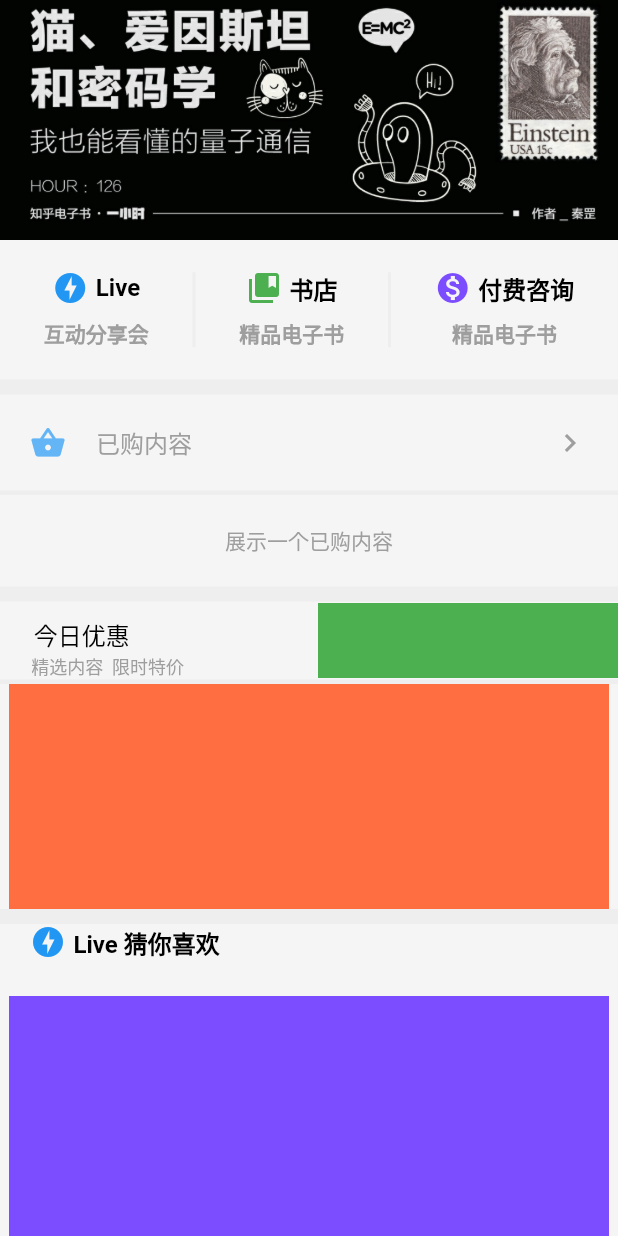
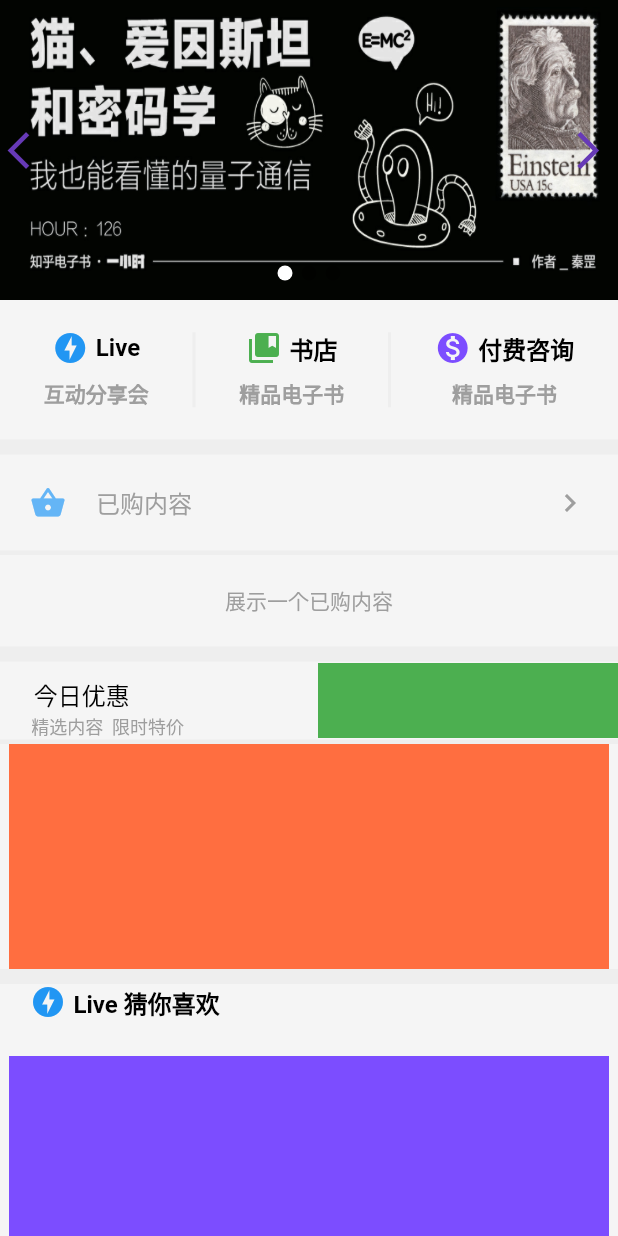
Before and after one commit to FreeLifeSJ/idea, a Flutter app: the UniversityPage screen opened directly, on a phone screen of 412 x 824 dp. Run offline on Flutter 3.47's test engine with Material 2 defaults, Android fonts, the phone set to English and light mode, and no system bars; our stand-ins replace dio, flutter_swiper.

Commit message:
实现3张图片滚动的 swip，完成大学页面内按钮路由跳转

```diff
--- a/lib/main.dart
+++ b/lib/main.dart
@@ -3,6 +3,8 @@
 import 'page/mypage_file/index.dart';
 import 'page/notification_file/index.dart';
 import 'page/idea_file/index.dart';
+import 'page/livepage.dart';
+import 'page/bookstorepage.dart';
 //TODO:建立Github分支  已ok
 //TODO:建立index.dart文件 避免过多import  已ok
 //TODO:进行网络功能类的定义和封装
@@ -25,6 +27,8 @@
       '/message':(context)=>MessagePage(),
       '/notification_settings':(context)=>NotificationSettingsPage(),
       '/idea_edit':(context)=>IdeaEditPage(),
+      '/live' :(context)=>LivePage(),
+      '/bookstore' :(context)=>BookStorePage(),
     },
     theme: _buildZhiHuTheme(),
   )
--- a/lib/page/university.dart
+++ b/lib/page/university.dart
@@ -1,6 +1,7 @@
 import 'package:flutter/material.dart';
+import '../widgets/swiper_bai.dart';
 
-class UniversityPage extends StatelessWidget{
+class UniversityPage extends StatelessWidget {
   @override
   Widget build(BuildContext context) {
     return new Scaffold(
@@ -8,8 +9,9 @@
     );
   }
 }
+
 // 页内容
-class PageContent extends StatefulWidget{
+class PageContent extends StatefulWidget {
   @override
   createState() => new PageContentState();
 }
@@ -23,11 +25,11 @@
 //  3. 已购内容
 //  4. 今日优惠
 //  5. Live 猜你喜欢
-class PageContentState extends State<PageContent>{
+class PageContentState extends State<PageContent> {
   @override
   Widget build(BuildContext context) {
     // 封装 查看更多
-    Row seeMore(){
+    Row seeMore() {
       return new Row(
         mainAxisSize: MainAxisSize.max,
         mainAxisAlignment: MainAxisAlignment.center,
@@ -44,11 +46,17 @@
         ],
       );
     }
+
     // 实现 2. part one
     // 创建一个颜色自选，包含一个Icon、icon'sText 和 Text 的 Widget 列
-    Column buildButtonColumn(IconData icon, String iconText , String label, Color color) {
+    GestureDetector buildButtonPress(
+        IconData icon, String iconText, String label, Color color, String routePath) {
       // Color color = Theme.of(context).primaryColor;
-      return new Column(
+      return new GestureDetector(
+        onTap: () {
+          Navigator.pushNamed(context, routePath);
+        },
+        child: new Column(
           mainAxisSize: MainAxisSize.max,
           mainAxisAlignment: MainAxisAlignment.spaceBetween,
           children: [
@@ -58,7 +66,9 @@
               children: [
                 new Icon(icon, color: color),
                 // margin: const EdgeInsets.only(top: 8.0),
-              SizedBox(width: 5,),
+                SizedBox(
+                  width: 5,
+                ),
                 new Text(
                   iconText,
                   style: new TextStyle(
@@ -81,8 +91,10 @@
               ),
             ),
           ],
+        ),
       );
     }
+
     // 实现 2 part two
     // 构建函数将图标直接添加到列（Column）中
     // 将文本放入容器以在文本上方添加填充，将其与图标分开。
@@ -95,13 +107,25 @@
         mainAxisAlignment: MainAxisAlignment.spaceEvenly,
         children: [
           // 三个按钮块，两个分割线
-          buildButtonColumn(Icons.offline_bolt, 'Live', '互动分享会', Colors.blue),
-          SizedBox( height: 50, width: 2,
-            child: Container(color: Colors.grey.shade200,),),
-          buildButtonColumn(Icons.collections_bookmark, '书店', '精品电子书', Colors.green),
-          SizedBox( height: 50, width: 2,
-            child: Container(color: Colors.grey.shade200,),),
-          buildButtonColumn(Icons.monetization_on, '付费咨询', '精品电子书', Colors.deepPurpleAccent),
+          buildButtonPress(Icons.offline_bolt, 'Live', '互动分享会', Colors.blue, '/live'),
+          SizedBox(
+            height: 50,
+            width: 2,
+            child: Container(
+              color: Colors.grey.shade200,
+            ),
+          ),
+          buildButtonPress(
+              Icons.collections_bookmark, '书店', '精品电子书', Colors.green, '/bookstore'),
+          SizedBox(
+            height: 50,
+            width: 2,
+            child: Container(
+              color: Colors.grey.shade200,
+            ),
+          ),
+          buildButtonPress(
+              Icons.monetization_on, '付费咨询', '精品电子书', Colors.deepPurpleAccent, '/bookstore'),
         ],
       ),
     );
@@ -112,7 +136,9 @@
       child: new Column(
         mainAxisAlignment: MainAxisAlignment.spaceEvenly,
         children: [
-          SizedBox(height: 20,), // 白色填充
+          SizedBox(
+            height: 20,
+          ), // 白色填充
           new Row(
             mainAxisSize: MainAxisSize.max,
             mainAxisAlignment: MainAxisAlignment.spaceBetween,
@@ -122,9 +148,13 @@
                 mainAxisSize: MainAxisSize.max,
                 mainAxisAlignment: MainAxisAlignment.start,
                 children: [
-                  SizedBox(width: 20,), // Row 内白色填充
+                  SizedBox(
+                    width: 20,
+                  ), // Row 内白色填充
                   new Icon(Icons.shopping_basket, color: Colors.blue.shade300),
-                  SizedBox(width: 20,), // Row 内白色填充
+                  SizedBox(
+                    width: 20,
+                  ), // Row 内白色填充
                   new Text(
                     '已购内容',
                     style: new TextStyle(
@@ -142,23 +172,35 @@
                 children: [
                   //SizedBox(width: 20,), // Row 内白色填充
                   new Icon(Icons.keyboard_arrow_right, color: Colors.grey),
-                  SizedBox(width: 20,), // Row 内白色填充
+                  SizedBox(
+                    width: 20,
+                  ), // Row 内白色填充
                 ],
               ),
             ],
           ),
-          SizedBox(height: 20,), // 白色填充
+          SizedBox(
+            height: 20,
+          ), // 白色填充
           // 分隔
-          SizedBox(height: 3,
-            child: Container(color: Colors.grey.shade200,), ),
-          SizedBox(height: 20,), // 白色填充
+          SizedBox(
+            height: 3,
+            child: Container(
+              color: Colors.grey.shade200,
+            ),
+          ),
+          SizedBox(
+            height: 20,
+          ), // 白色填充
           new Text(
             '展示一个已购内容',
             style: new TextStyle(
               color: Colors.grey[500],
             ),
           ),
-          SizedBox(height: 20,), // 白色填充
+          SizedBox(
+            height: 20,
+          ), // 白色填充
         ],
       ),
     );
@@ -176,7 +218,9 @@
               // 左上角标题
               new Column(
                 children: [
-                  SizedBox(height: 10,), // 白色填充
+                  SizedBox(
+                    height: 10,
+                  ), // 白色填充
                   new Text(
                     '今日优惠     ', // 使用空格进行填充对齐，可能会出问题
                     style: new TextStyle(
@@ -196,7 +240,8 @@
                 ],
               ),
               // 右上角倒计时
-              SizedBox( // 代开发填充
+              SizedBox(
+                // 代开发填充
                 height: 50,
                 width: 200,
                 child: Container(
@@ -206,10 +251,15 @@
             ],
           ),
           // 分隔
-          SizedBox( height: 3,
-            child: Container(color: Colors.grey.shade200,), ),
+          SizedBox(
+            height: 3,
+            child: Container(
+              color: Colors.grey.shade200,
+            ),
+          ),
           // 第二行内容，ListView 水平滑动可显示优惠内容
-          SizedBox( // 代开发填充
+          SizedBox(
+            // 代开发填充
             height: 150,
             width: 400,
             child: Container(
@@ -231,21 +281,29 @@
             mainAxisSize: MainAxisSize.max,
             mainAxisAlignment: MainAxisAlignment.start,
             children: [
-                SizedBox(width: 20,), // Row 内白色填充
-                buildButtonColumn(Icons.offline_bolt, 'Live 猜你喜欢', ' ', Colors.blue),
+              SizedBox(
+                width: 20,
+              ), // Row 内白色填充
+              buildButtonPress(
+                  Icons.offline_bolt, 'Live 猜你喜欢', ' ', Colors.blue, '/live'),
             ],
           ),
           // 显示内容
-            SizedBox( // 代开发填充
+          SizedBox(
+            // 代开发填充
             height: 450,
             width: 400,
             child: Container(
               color: Colors.deepPurpleAccent,
             ),
           ),
-            SizedBox(height: 20,), // Row 内白色填充
+          SizedBox(
+            height: 20,
+          ), // Row 内白色填充
           seeMore(),
-            SizedBox(height: 20,), // Row 内白色填充
+          SizedBox(
+            height: 20,
+          ), // Row 内白色填充
         ],
       ),
     );
@@ -253,28 +311,41 @@
     return new ListView(
       children: [
         // 1.
+        /*
           new Image.asset(
             'assets/live.png',
             height: 160.0,
             fit: BoxFit.fitWidth,
-          ),
+          ),*/
+        new SwiperWidget(),
         buttonSection, // 2.
         // 分隔
-          SizedBox( height: 10,
-            child: Container(color: Colors.grey.shade200,), ),
+        SizedBox(
+          height: 10,
+          child: Container(
+            color: Colors.grey.shade200,
+          ),
+        ),
         alreadyBoughtSection, // 3.
         // 分隔
-          SizedBox( height: 10,
-            child: Container(color: Colors.grey.shade200,), ),
+        SizedBox(
+          height: 10,
+          child: Container(
+            color: Colors.grey.shade200,
+          ),
+        ),
         todaySpecial, // 4.
         // 分隔
-          SizedBox( height: 10,
-            child: Container(color: Colors.grey.shade200,), ),
+        SizedBox(
+          height: 10,
+          child: Container(
+            color: Colors.grey.shade200,
+          ),
+        ),
         dispalyLive,
         //
         //
       ],
     );
   }
-
 }
--- /dev/null
+++ b/lib/widgets/swiper_bai.dart
@@ -0,0 +1,48 @@
+import 'package:flutter/material.dart';
+import 'package:flutter_swiper/flutter_swiper.dart';
+
+class SwiperWidget extends StatefulWidget {
+  @override
+  SwiperWidgetState createState() {
+    return SwiperWidgetState();
+  }
+}
+
+class SwiperWidgetState extends State<SwiperWidget> {
+  @override
+  Widget build(BuildContext context) {
+    return Container(
+        width: MediaQuery.of(context).size.width,
+        height: 200.0,
+        child: Swiper(
+          itemBuilder: _swiperBuilder,
+          itemCount: 3, //
+          pagination: new SwiperPagination(
+              builder: DotSwiperPaginationBuilder(
+            color: Colors.black54,
+            activeColor: Colors.white,
+          )),
+          control: new SwiperControl(),
+          scrollDirection: Axis.horizontal,
+          autoplay: true,
+          onTap: (index) => print('点击了第$index个'),)
+    );
+  }
+
+  Widget _swiperBuilder(BuildContext context, int index) {
+    switch (index) {
+      case 0:
+            return (new Image.asset(
+            'assets/live.png',
+            //height: 160.0,
+            fit: BoxFit.fill,
+          ));
+          break;
+      default:
+          return (Image.network(
+      "http://via.placeholder.com/350x150",
+      fit: BoxFit.fill,
+    ));
+    }
+  }
+}
--- a/pubspec.yaml
+++ b/pubspec.yaml
@@ -20,6 +20,8 @@
   # The following adds the Cupertino Icons font to your application.
   # Use with the CupertinoIcons class for iOS style icons.
   cupertino_icons: ^0.1.2
+  # swiper
+  flutter_swiper: ^1.0.6
 
 dev_dependencies:
   flutter_test:
```
Also changed, not shown: lib/page/bookstorepage.dart (added, +20 -0 lines), lib/page/livepage.dart (added, +20 -0 lines), 2 other files. Lines whose indentation alone changed are shown as unchanged.
